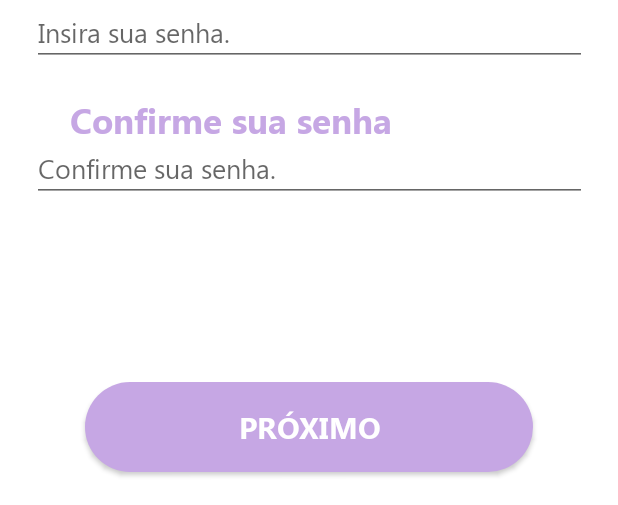
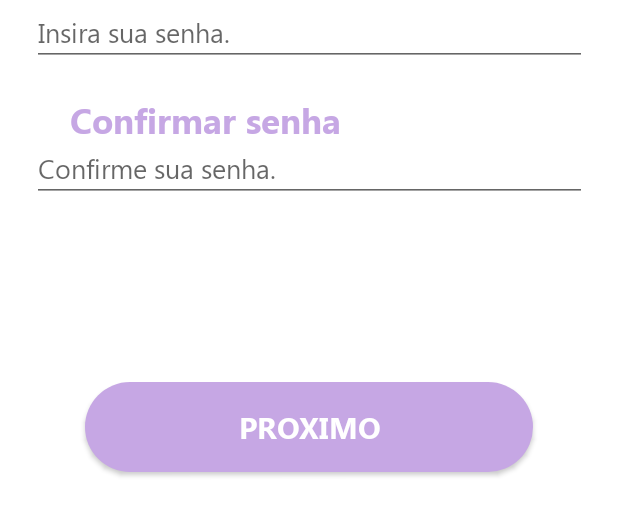
Before and after one commit to Munizzs/DeBairro_TCC, an Android app: the layout activity_tela_de_cadastro.xml on its own in the app's theme, with its tools: preview values and no code run, on a phone screen of 412 x 824 dp. Shown: the part 538-1043 px from the top of the screen. Run offline under Robolectric (Android 15) with nearby library versions, the phone set to English and light mode, and no system bars.

Commit message:
Atualização: - Correção de erros; - Adição de string;

```diff
--- a/app/src/main/res/layout/activity_tela_de_cadastro.xml
+++ b/app/src/main/res/layout/activity_tela_de_cadastro.xml
@@ -22,7 +22,7 @@
         android:layout_width="match_parent"
         android:layout_height="25dp"
         android:paddingLeft="25dp"
-        android:text="Email"
+        android:text="@string/Email"
         android:textColor="@color/Cor_principal"
         android:textSize="23dp"
         android:textStyle="bold"
@@ -33,7 +33,7 @@
         android:layout_width="370dp"
         android:layout_height="wrap_content"
         android:layout_gravity="center"
-        android:hint="@string/Email"
+        android:hint="@string/InserirEmail"
         android:inputType="textEmailAddress"
         android:fontFamily="@font/segoe_ui"/>
 
@@ -46,7 +46,7 @@
         android:layout_width="match_parent"
         android:layout_height="25dp"
         android:paddingLeft="25dp"
-        android:text="Senha"
+        android:text="@string/Senha"
         android:textColor="@color/Cor_principal"
         android:textSize="23dp"
         android:textStyle="bold"
@@ -57,7 +57,7 @@
         android:layout_width="370dp"
         android:layout_height="wrap_content"
         android:layout_gravity="center"
-        android:hint="@string/Senha"
+        android:hint="@string/InserirSenha"
         android:inputType="textPassword"
         android:fontFamily="@font/segoe_ui"/>
 
@@ -70,7 +70,7 @@
         android:layout_width="match_parent"
         android:layout_height="25dp"
         android:paddingLeft="25dp"
-        android:text="Confirme sua senha"
+        android:text="@string/ConfirmeSuaSenha"
         android:textColor="@color/Cor_principal"
         android:textSize="23dp"
         android:textStyle="bold"
@@ -97,7 +97,7 @@
         android:layout_marginStart="35dp"
         android:layout_marginEnd="35dp"
         android:background="@drawable/btn_fundo_roxo"
-        android:text="Próximo"
+        android:text="@string/Proximo"
         android:textColor="@color/white"
         android:textSize="20dp"
         android:fontFamily="@font/segoe_ui_bold"/>
--- a/app/src/main/res/values/strings.xml
+++ b/app/src/main/res/values/strings.xml
@@ -1,15 +1,23 @@
 <resources xmlns:tools="http://schemas.android.com/tools">
     <string name="app_name">DeBairro</string>
-    <string name="Nome" tools:ignore="MissingTranslation"> Insira seu Nome.</string>
-    <string name="Telefone">Insira seu numero de telefone.</string>
-    <string name="Data_de_Nacimento">Insira sua data de nacimento.</string>
-    <string name="Email">Insira seu email.</string>
-    <string name="Senha">Insira sua senha.</string>
+    <string name="InserirNome" tools:ignore="MissingTranslation"> Insira seu Nome.</string>
+    <string name="InserirTelefone" translatable="false">Insira seu numero de telefone.</string>
+    <string name="InserirData_de_Nacimento">Insira sua data de nacimento.</string>
+    <string name="InserirEmail">Insira seu email.</string>
+    <string name="InserirSenha" translatable="false">Insira sua senha.</string>
     <string name="Confirmsenha">Confirme sua senha.</string>
     <string name="Cadastro">Cadastro</string>
     <string name="Login">Logar</string>
     <string name="OuSeConecteCom">Ou se conecte com</string>
-
+    <string name="Nome">Nome</string>
+    <string name="Telefone">Telefone</string>
+    <string name="DataDeNascimento">Data de Nascimento</string>
+    <string name="Sexo">Sexo</string>
+    <string name="Proximo">Proximo</string>
+    <string name="Email">Email</string>
+    <string name="Senha">Senha</string>
+    <string name="EsqueceuSuaSenha">Esqueceu sua senha?</string>
+    <string name="ConfirmeSuaSenha">Confirmar senha</string>
     <string-array name="Sexo">
         <item>Masculino</item>
         <item>Feminino</item>
```
Also changed, not shown: app/src/main/res/layout/activity_tela_de__cadastro2.xml (+8 -8 lines), app/src/main/res/layout/activity_tela_de__login.xml (+8 -7 lines), 2 other files.
